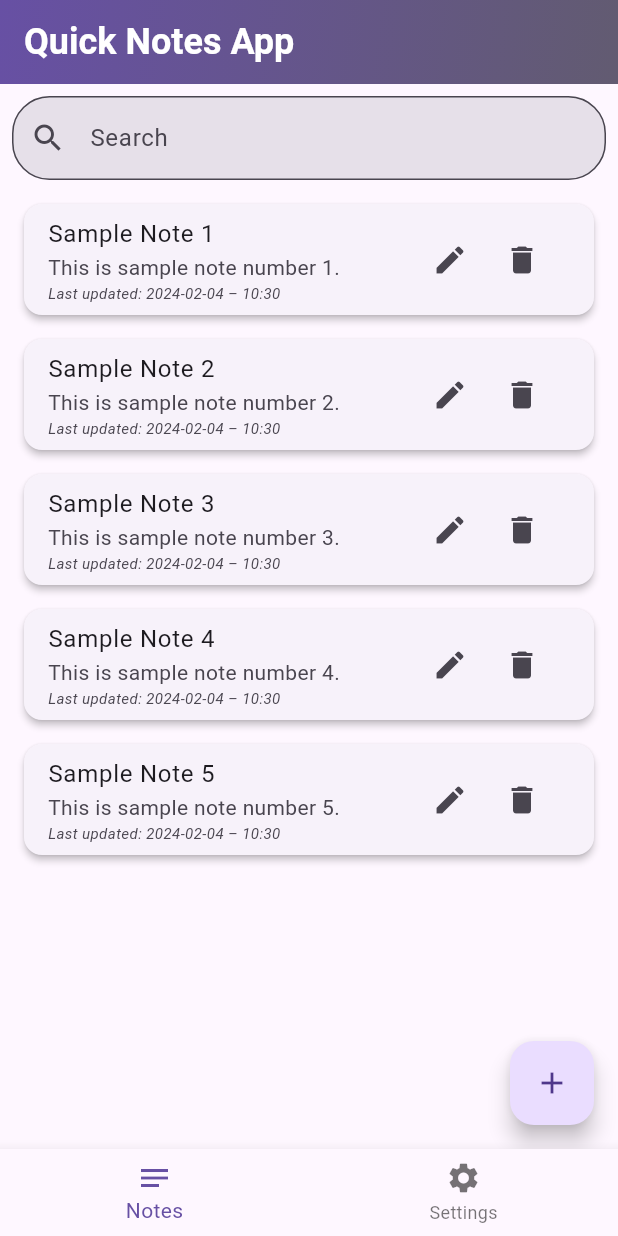
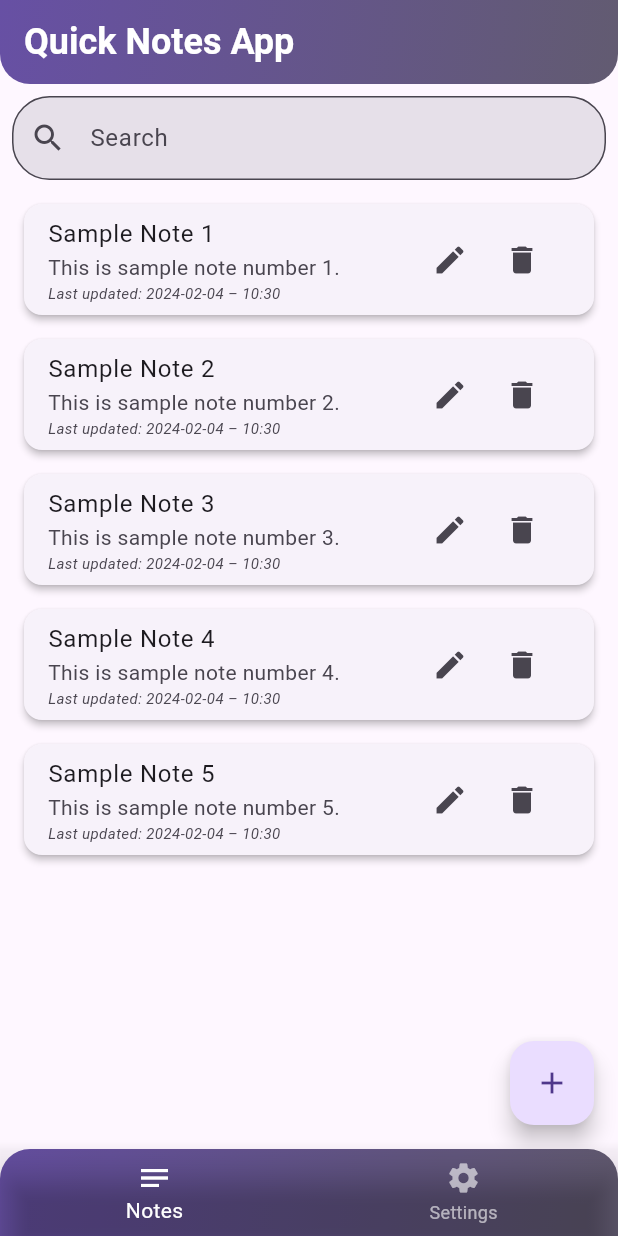
Before and after one commit to milinbhakta/quick_notes_app, a Flutter app: the screen it shows after launch, on a phone screen of 412 x 824 dp. Run offline on Flutter 3.47's test engine with Material 3 defaults, Android fonts, the light colour scheme and no system bars; our stand-ins replace shared_preferences.

Commit message:
Refactor app bar and bottom navigation bar

```diff
--- a/lib/Components/my_home_page.dart
+++ b/lib/Components/my_home_page.dart
@@ -36,7 +36,25 @@ class _MyHomePageState extends State<MyHomePage> {
     ];
 
     return Scaffold(
-      appBar: AppBar(
+      appBar: PreferredSize(
+        preferredSize: const Size.fromHeight(kToolbarHeight),
+        child: Container(
+          decoration: BoxDecoration(
+            borderRadius: const BorderRadius.only(
+              bottomLeft: Radius.circular(20.0),
+              bottomRight: Radius.circular(20.0),
+            ),
+            gradient: LinearGradient(
+              begin: Alignment.topLeft,
+              end: Alignment.bottomRight,
+              colors: <Color>[
+                Theme.of(context).colorScheme.primary,
+                Theme.of(context).colorScheme.secondary,
+              ],
+            ),
+          ),
+          child: AppBar(
+            backgroundColor: Colors.transparent,
             title: Container(
               alignment: Alignment.centerLeft,
               child: Text(
@@ -48,8 +66,19 @@ class _MyHomePageState extends State<MyHomePage> {
                 ),
               ),
             ),
-        flexibleSpace: Container(
+            elevation: 0.0,
+          ),
+        ),
+      ),
+      body: Center(
+        child: widgetOptions.elementAt(_selectedIndex),
+      ),
+      bottomNavigationBar: Container(
         decoration: BoxDecoration(
+          borderRadius: const BorderRadius.only(
+            topLeft: Radius.circular(20.0),
+            topRight: Radius.circular(20.0),
+          ),
           gradient: LinearGradient(
             begin: Alignment.topLeft,
             end: Alignment.bottomRight,
@@ -59,13 +88,11 @@ class _MyHomePageState extends State<MyHomePage> {
             ],
           ),
         ),
-        ),
-        elevation: 8.0,
-      ),
-      body: Center(
-        child: widgetOptions.elementAt(_selectedIndex),
-      ),
-      bottomNavigationBar: BottomNavigationBar(
+        child: BottomNavigationBar(
+          backgroundColor: Colors.transparent,
+          selectedItemColor: Theme.of(context).colorScheme.onPrimary,
+          unselectedItemColor:
+              Theme.of(context).colorScheme.onPrimary.withOpacity(0.6),
           items: const <BottomNavigationBarItem>[
             BottomNavigationBarItem(
               icon: Icon(Icons.notes),
@@ -79,6 +106,7 @@ class _MyHomePageState extends State<MyHomePage> {
           currentIndex: _selectedIndex,
           onTap: _onItemTapped,
         ),
+      ),
     );
   }
 }
```
Lines whose indentation alone changed are shown as unchanged.
